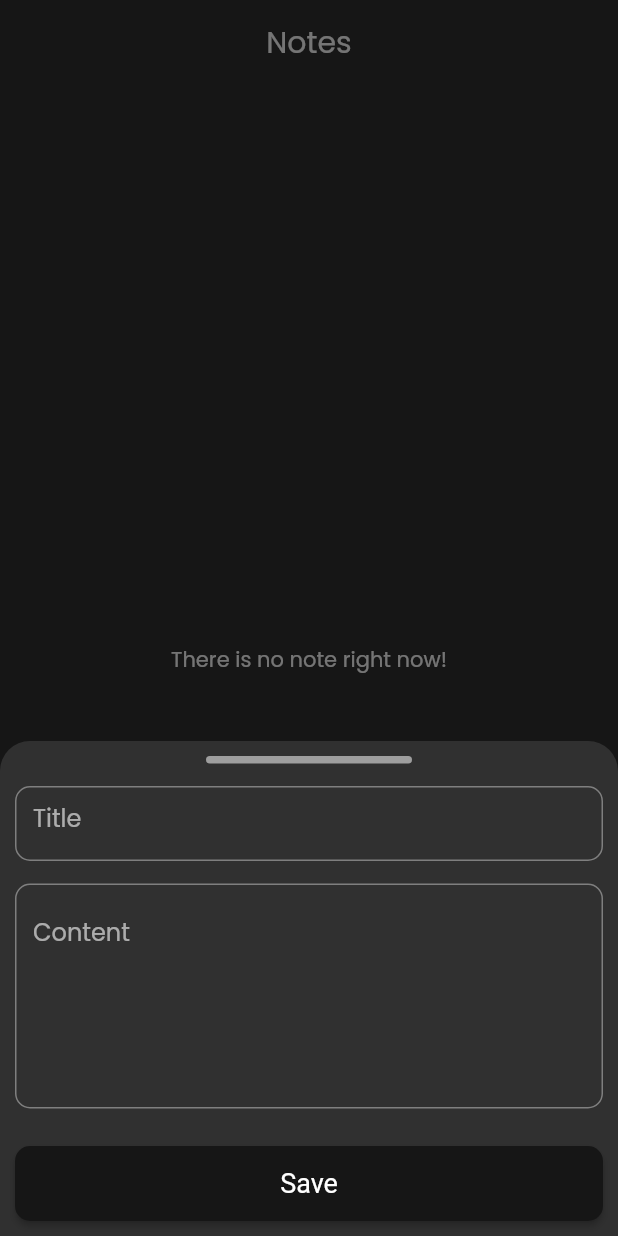
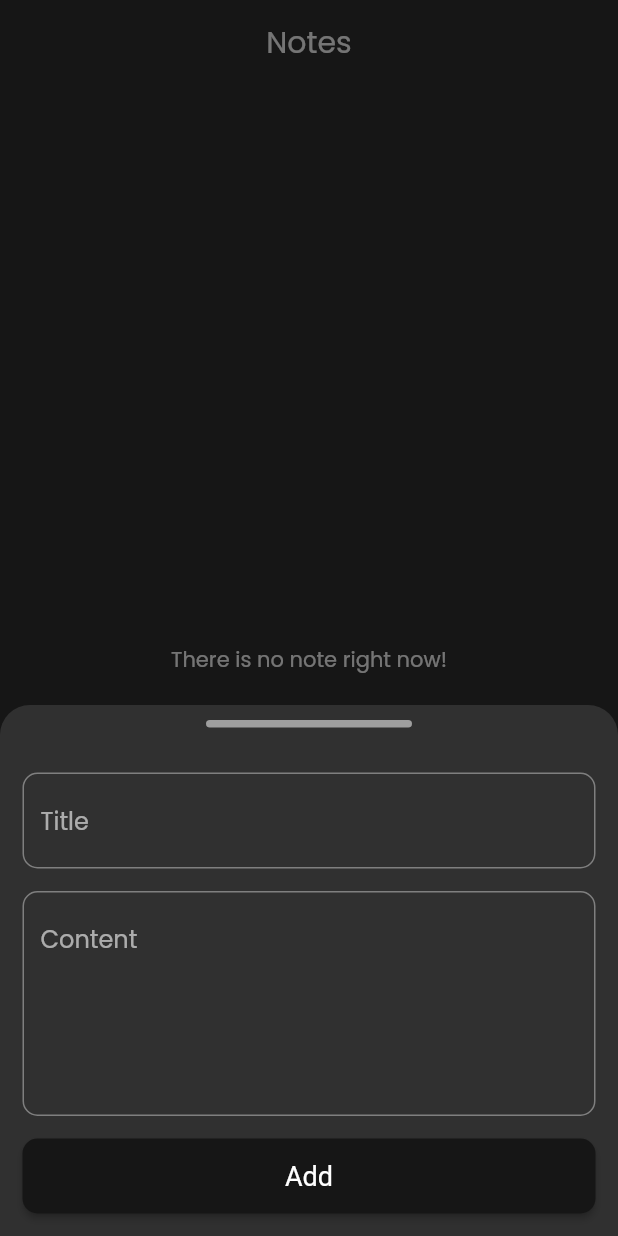
Before and after one commit to Mohamed-Ararr/notesApp, a Flutter app: the screen it shows after launch, after a tap on the "add" icon, on a phone screen of 412 x 824 dp. Run offline on Flutter 3.47's test engine with Material 2 defaults, Android fonts, the phone set to English and light mode, and no system bars; drawn by our look-alikes of modal_progress_hud_nsn; our stand-ins replace bloc, flutter_bloc, hive, hive_flutter, top_snackbar_flutter; accounts and stored records are empty.

Commit message:
solve edit note problem

```diff
--- a/lib/view/widgets/CustomButton.dart
+++ b/lib/view/widgets/CustomButton.dart
@@ -12,9 +12,7 @@ class CustomButton extends StatelessWidget {
 
   @override
   Widget build(BuildContext context) {
-    return Padding(
-      padding: const EdgeInsets.symmetric(horizontal: 10, vertical: 10),
-      child: ElevatedButton(
+    return ElevatedButton(
       style: ElevatedButton.styleFrom(
         backgroundColor: mainColor,
         textStyle: const TextStyle(
@@ -27,7 +25,6 @@ class CustomButton extends StatelessWidget {
       ),
       onPressed: onPressed,
       child: Text(buttonTitle),
-      ),
     );
   }
 }
--- a/lib/view/widgets/addNoteForm.dart
+++ b/lib/view/widgets/addNoteForm.dart
@@ -27,33 +27,28 @@ class _FormNoteState extends State<FormNote> {
     return Form(
       key: formKey,
       autovalidateMode: autovalidateMode,
+      child: Padding(
+        padding: const EdgeInsets.all(15),
         child: Column(
           children: [
             const SizedBox(height: 15),
-          Container(
-            height: 50,
-            padding: const EdgeInsets.symmetric(horizontal: 10),
-            child: CustomTextField(
+            CustomTextField(
               hint: 'Title',
               onSaved: (value) {
                 title = value;
               },
             ),
-          ),
             const SizedBox(height: 15),
-          Container(
-            padding: const EdgeInsets.symmetric(horizontal: 10),
-            child: CustomTextField(
+            CustomTextField(
               hint: 'Content',
               maxL: 5,
               onSaved: (value) {
                 content = value;
               },
             ),
-          ),
             const SizedBox(height: 15),
             CustomButton(
-            buttonTitle: 'Save',
+              buttonTitle: 'Add',
               onPressed: () {
                 if (formKey.currentState!.validate()) {
                   formKey.currentState!.save();
@@ -81,6 +76,7 @@ class _FormNoteState extends State<FormNote> {
             ),
           ],
         ),
+      ),
     );
   }
 }
```
Also changed, not shown: lib/view/EditNote.dart (+12 -10 lines), lib/view/widgets/customTextField.dart (+7 -7 lines). Lines whose indentation alone changed are shown as unchanged.
